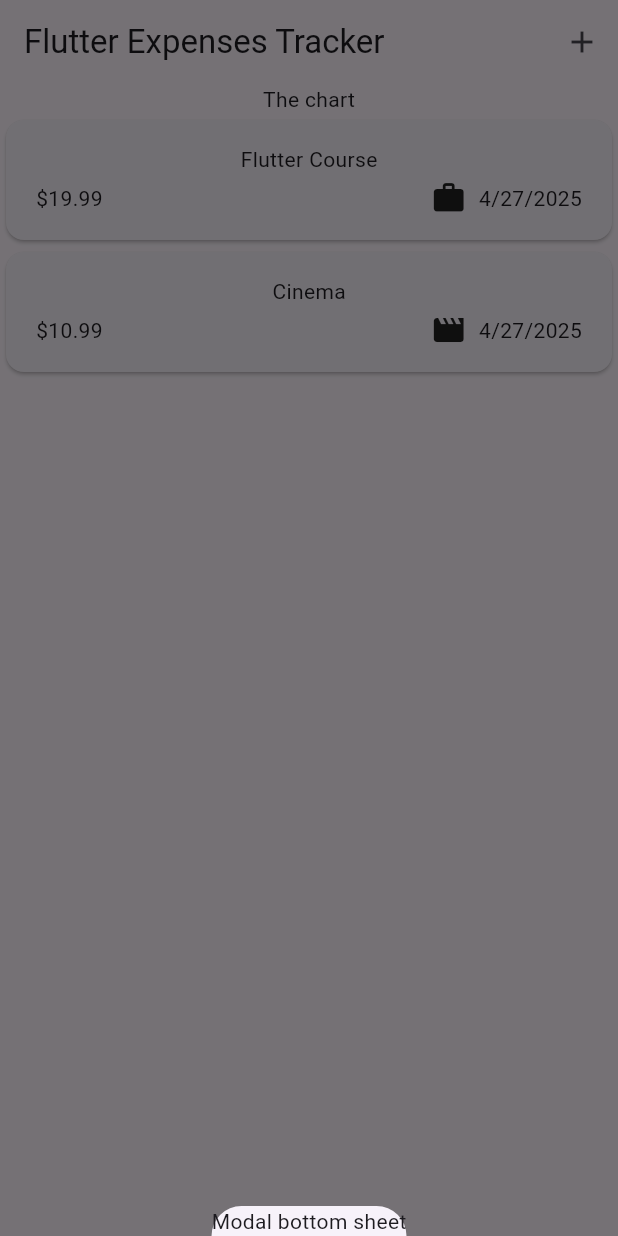
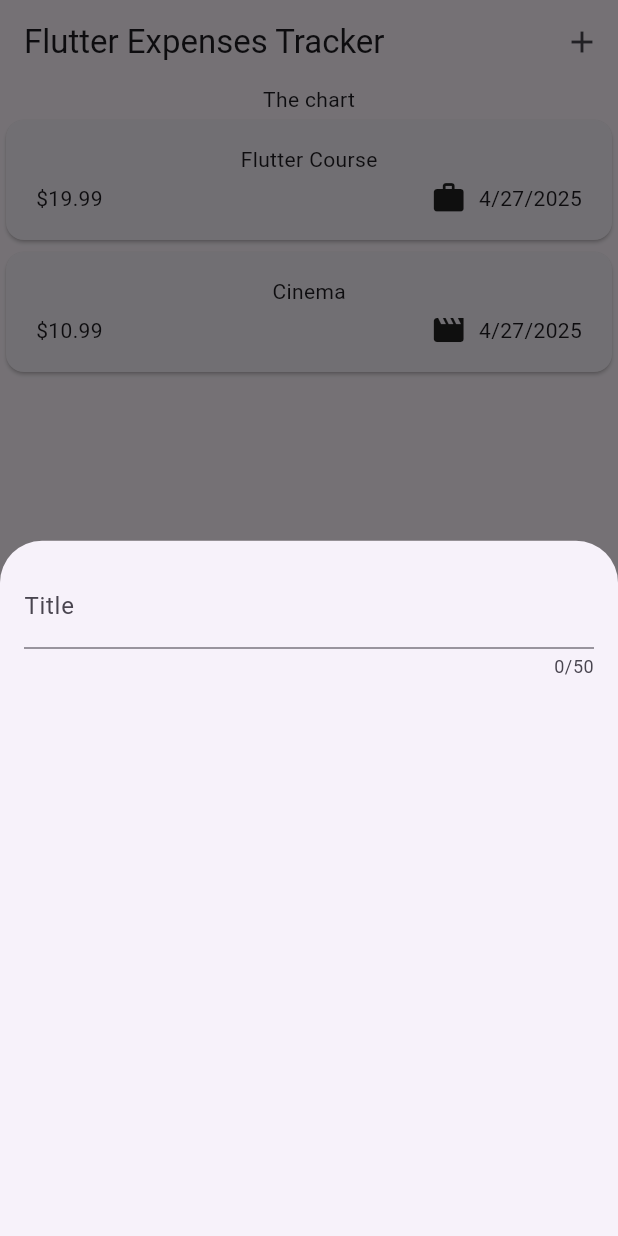
Before and after one commit to Meruem243/expense_tracker, a Flutter app: the screen it shows after launch, after a tap on the "add" icon, on a phone screen of 412 x 824 dp. Run offline on Flutter 3.47's test engine with Material 3 defaults, Android fonts, the phone set to English and light mode, and no system bars.

Commit message:
Add NewExpense widget and integrate it into Expenses overlay

```diff
--- a/lib/widgets/expenses.dart
+++ b/lib/widgets/expenses.dart
@@ -1,5 +1,6 @@
 import 'package:expense_tracker/widgets/expenses_list/expenses_list.dart';
 import 'package:expense_tracker/models/expense.dart';
+import 'package:expense_tracker/widgets/new_expense.dart';
 import 'package:flutter/material.dart';
 
 class Expenses extends StatefulWidget {
@@ -11,10 +12,7 @@ class Expenses extends StatefulWidget {
 
 class _ExpensesState extends State<Expenses> {
   void _openAddExpenseOverlay() {
-    showModalBottomSheet(
-      context: context,
-      builder: (ctx) => Text('Modal bottom sheet'),
-    );
+    showModalBottomSheet(context: context, builder: (ctx) => NewExpense());
   }
 
   final List<Expense> _registeredExpenses = [
--- /dev/null
+++ b/lib/widgets/new_expense.dart
@@ -0,0 +1,25 @@
+import 'package:flutter/material.dart';
+
+class NewExpense extends StatefulWidget {
+  const NewExpense({super.key});
+
+  @override
+  State<NewExpense> createState() => _NewExpenseState();
+}
+
+class _NewExpenseState extends State<NewExpense> {
+  @override
+  Widget build(BuildContext context) {
+    return Padding(
+      padding: const EdgeInsets.all(16),
+      child: Column(
+        children: [
+          TextField(
+            maxLength: 50,
+            decoration: const InputDecoration(label: Text('Title')),
+          ),
+        ],
+      ),
+    );
+  }
+}
```
